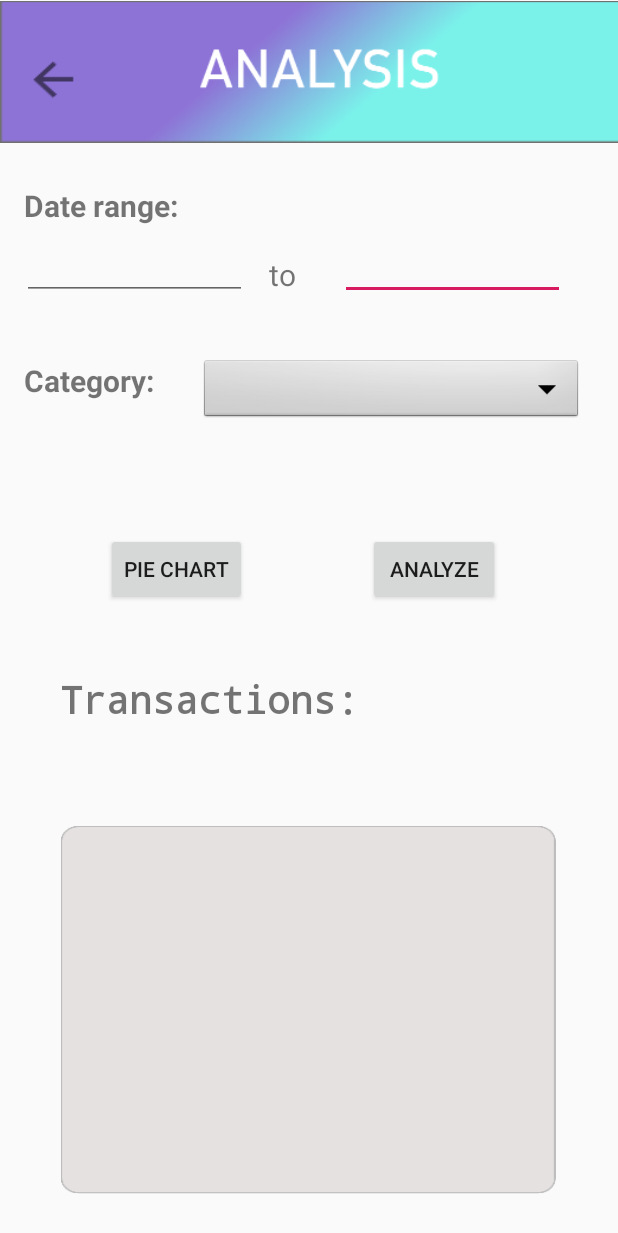
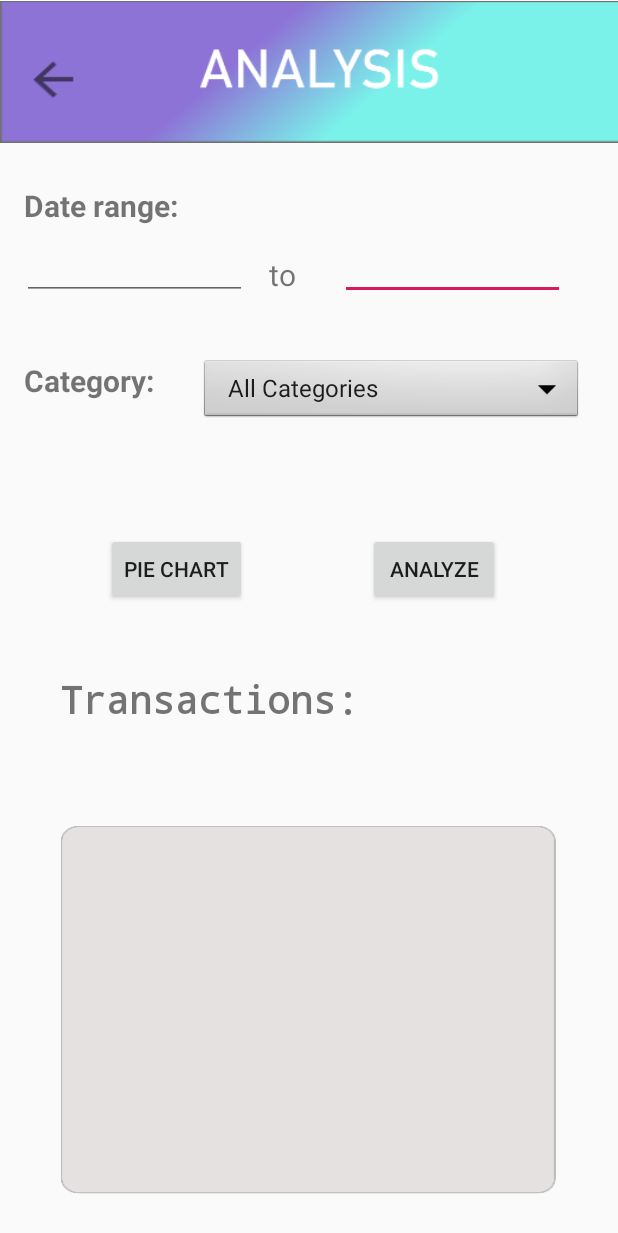
Before and after one commit to rutvij2811/ExpenseTracker, an Android app: the analysis screen opened directly, with no data from a screen before it, on a phone screen of 412 x 824 dp. Shown: the top 1233 px of the screen. Run offline under Robolectric (Android 15) with nearby library versions, the phone set to English and light mode, and no system bars.

Commit message:
Update strings.xml
this file has got the values of drop down menu;
the array items are categories that will be displayed in drop down

```diff
--- a/app/src/main/res/values/strings.xml
+++ b/app/src/main/res/values/strings.xml
@@ -1,5 +1,5 @@
 <resources>
-    <string name="app_name">My App</string>
+    <string name="app_name">ExpenseTracker</string>
     <string name="profile">profile</string>
     <string name="user_name">User Name</string>
     <string name="phone_no">Phone no.</string>
@@ -7,4 +7,11 @@
     <string name="username">Username</string>
     <string name="dob">DOB</string>
     <string name="password">Password</string>
+    <string-array name="categories">
+        <item>All Categories</item>
+        <item>food</item>
+        <item>shopping</item>
+        <item>bills</item>
+        <item>rent</item>
+    </string-array>
 </resources>
```
